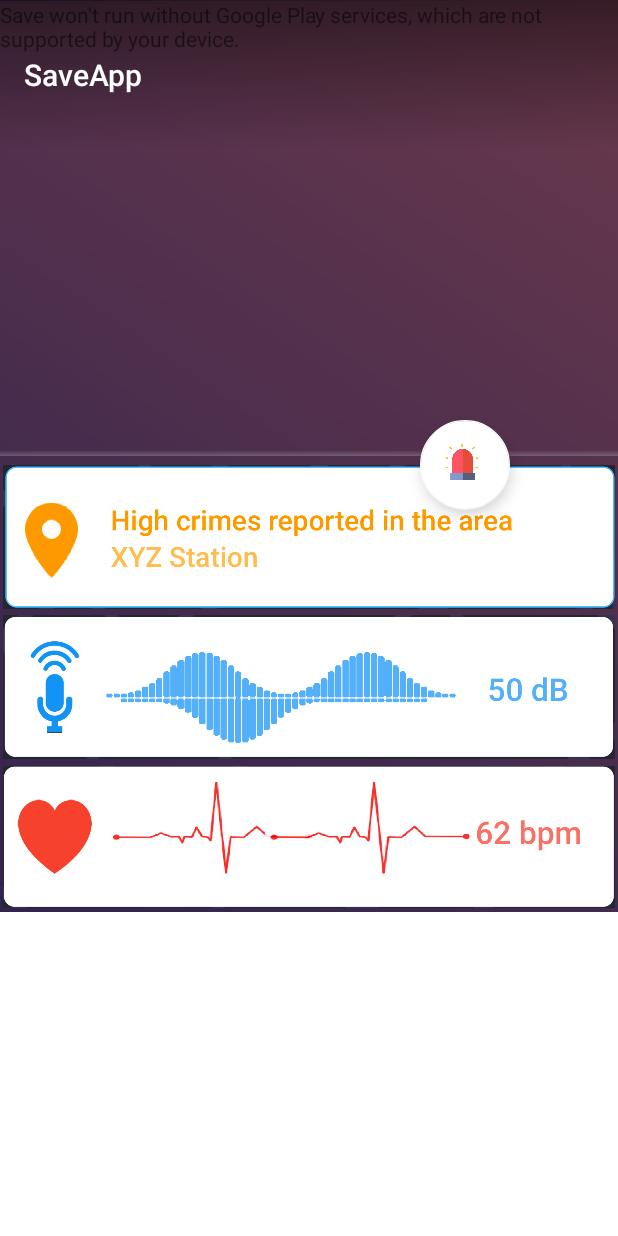
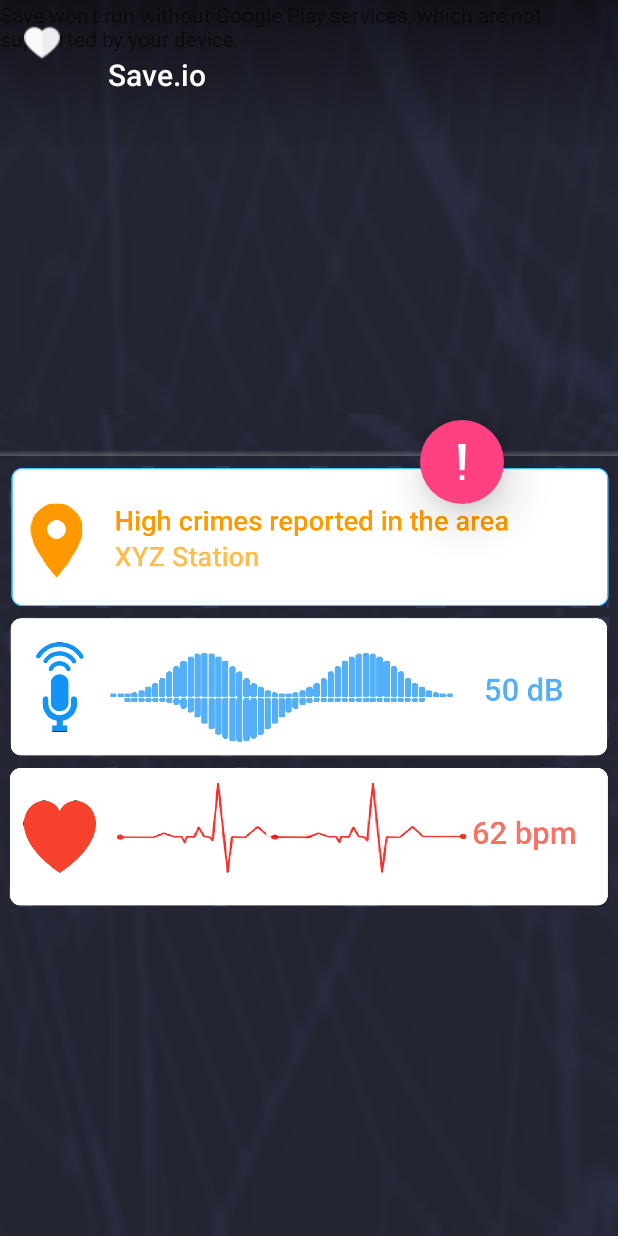
Before and after one commit to vansh1sh/SAVE, an Android app: the screen it shows after launch (MapsActivityCurrentPlace), on a phone screen of 412 x 824 dp. Run offline under Robolectric (Android 15) with nearby library versions, the phone set to English and light mode, and no system bars; 2 statements that could not run were skipped.

Commit message:
Major Changes

```diff
--- a/app/src/main/AndroidManifest.xml
+++ b/app/src/main/AndroidManifest.xml
@@ -34,7 +34,7 @@
 
         <activity
             android:name=".MapsActivityCurrentPlace"
-            android:label="SaveApp"
+            android:label="Save.io"
 
 
             android:theme="@style/AppTheme.Transparent">
--- a/app/src/main/java/com/vansh/save/MapsActivityCurrentPlace.java
+++ b/app/src/main/java/com/vansh/save/MapsActivityCurrentPlace.java
@@ -1,5 +1,6 @@
 package com.vansh.save;
 
+import android.app.Dialog;
 import android.app.ProgressDialog;
 import android.content.ActivityNotFoundException;
 import android.content.DialogInterface;
@@ -7,6 +8,7 @@ import android.content.Intent;
 import android.content.pm.PackageManager;
 import android.content.res.Resources;
 import android.graphics.Color;
+import android.graphics.drawable.Drawable;
 import android.location.Location;
 import android.media.MediaPlayer;
 import android.net.Uri;
@@ -27,6 +29,7 @@ import android.view.MenuItem;
 import android.view.View;
 import android.view.ViewGroup;
 import android.view.Window;
+import android.view.WindowManager;
 import android.widget.FrameLayout;
 import android.widget.ImageView;
 import android.widget.LinearLayout;
@@ -110,6 +113,9 @@ public class MapsActivityCurrentPlace extends AppCompatActivity
             mCameraPosition = savedInstanceState.getParcelable(KEY_CAMERA_POSITION);
         }
         //getSupportActionBar().hide();
+        getWindow().setFlags(WindowManager.LayoutParams.FLAG_FULLSCREEN,
+                WindowManager.LayoutParams.FLAG_FULLSCREEN);
+
         getWindow().getDecorView().setSystemUiVisibility(
                 View.SYSTEM_UI_FLAG_LAYOUT_STABLE
                         | View.SYSTEM_UI_FLAG_LAYOUT_FULLSCREEN);
@@ -119,10 +125,16 @@ public class MapsActivityCurrentPlace extends AppCompatActivity
         setContentView(R.layout.activity_maps);
         relativeLayout = (RelativeLayout) findViewById( R.id.LayoutBG);
         imageView = (ImageView) findViewById(R.id.bgcolor);
+        Toolbar tool = (Toolbar) findViewById(R.id.toolbar);
+        ImageView img = (ImageView) findViewById(R.id.img1);
         lll = (LinearLayout) findViewById(R.id.lll);
       //  txtSpeechInput = (TextView) findViewById(R.id.txtSpeechInput);
         textSpeach = (FloatingActionButton) findViewById(R.id.btnSpeak);
-        textSpeach.setImageDrawable(ContextCompat.getDrawable(this, R.drawable.siren));
+       // textSpeach.setImageDrawable(ContextCompat.getDrawable(this, R.drawable.siren));
+
+       Drawable drawable = ContextCompat.getDrawable(this, R.drawable.h24);
+        tool.setNavigationIcon(drawable);
+        setSupportActionBar(tool);
 
         mSensor = new SoundMeter();
 
@@ -141,6 +153,26 @@ public class MapsActivityCurrentPlace extends AppCompatActivity
             }
         });
 */
+
+        img.setOnClickListener(new View.OnClickListener() {
+
+            @Override
+            public void onClick(View v) {
+
+
+                final Dialog dialog = new Dialog(MapsActivityCurrentPlace.this);
+                dialog.setCanceledOnTouchOutside(true);
+                dialog.setContentView(R.layout.dialog_filter);
+                dialog.show();
+                /*Intent i = new Intent(MapsActivityCurrentPlace.this, ParallaxActivity.class);
+                startActivity(i);*/
+
+
+
+            }
+        });
+
+
 
         textSpeach.setOnClickListener(new View.OnClickListener() {
 
@@ -247,8 +279,7 @@ public class MapsActivityCurrentPlace extends AppCompatActivity
     @Override
     public void onMapReady(GoogleMap map) {
         mMap = map;
-        mMap.getUiSettings().setMapToolbarEnabled(false);
-        mMap.getUiSettings().setMyLocationButtonEnabled(false);
+
 
         try {
             // Customise the styling of the base map using a JSON object defined
@@ -329,10 +360,14 @@ public class MapsActivityCurrentPlace extends AppCompatActivity
         // Set the map's camera position to the current location of the device.
         if (mCameraPosition != null) {
             mMap.moveCamera(CameraUpdateFactory.newCameraPosition(mCameraPosition));
+            mMap.getUiSettings().setMyLocationButtonEnabled(false);
+
         } else if (mLastKnownLocation != null) {
             mMap.moveCamera(CameraUpdateFactory.newLatLngZoom(
                     new LatLng(mLastKnownLocation.getLatitude(),
                             mLastKnownLocation.getLongitude()), DEFAULT_ZOOM));
+            mMap.getUiSettings().setMyLocationButtonEnabled(false);
+
         } else {
             Log.d(TAG, "Current location is null. Using defaults.");
             mMap.moveCamera(CameraUpdateFactory.newLatLngZoom(mDefaultLocation, DEFAULT_ZOOM));
@@ -469,7 +504,8 @@ public class MapsActivityCurrentPlace extends AppCompatActivity
 
                 // Position the map's camera at the location of the marker.
 
-
+                mMap.getUiSettings().setMapToolbarEnabled(false);
+                mMap.getUiSettings().setMyLocationButtonEnabled(false);
                 mMap.addMarker(new MarkerOptions()
                         .position(new LatLng(12.969264,79.155938))
                         .title("Unsafe Place").icon(BitmapDescriptorFactory.defaultMarker(BitmapDescriptorFactory.HUE_RED)));
@@ -570,7 +606,7 @@ public class MapsActivityCurrentPlace extends AppCompatActivity
         try {
             Snackbar snackbar = Snackbar
                     .make(lll, "Checking For Any Unusual Sound...", Snackbar.LENGTH_LONG)
-                    .setAction("RETRY", new View.OnClickListener() {
+                    .setAction("Okay", new View.OnClickListener() {
                         @Override
                         public void onClick(View view) {
                         }
--- a/app/src/main/res/layout/activity_maps.xml
+++ b/app/src/main/res/layout/activity_maps.xml
@@ -1,15 +1,16 @@
 <?xml version="1.0" encoding="utf-8"?>
-<ScrollView xmlns:android="http://schemas.android.com/apk/res/android"
+<LinearLayout xmlns:android="http://schemas.android.com/apk/res/android"
     xmlns:app="http://schemas.android.com/apk/res-auto"
     android:id="@+id/ScrollView01"
-    android:background="#FFFFFF"
+    android:orientation="vertical"
+    android:background="@drawable/back"
     android:layout_width="fill_parent"
     android:layout_height="fill_parent">
 
 
 
 <LinearLayout
-    android:background="@drawable/bg_gradient"
+    android:background="@drawable/back"
     android:layout_width="match_parent"
     android:layout_height="match_parent"
     android:id="@+id/lll"
@@ -27,7 +28,7 @@
     <ImageView
         android:layout_width="match_parent"
         android:layout_height="match_parent"
-        android:src="@drawable/bg_gradient"
+        android:src="@drawable/back"
         android:id="@+id/bgcolor"/>
 
 
@@ -46,6 +47,8 @@
         android:titleTextColor="#fff"
         app:titleTextColor="#fff"
         android:background="@drawable/background_toolbar_translucent"
+
+
     />
 
 
@@ -73,11 +76,12 @@
             android:layout_width="match_parent"
             android:layout_height="wrap_content"
             android:orientation="vertical"
-            android:layout_marginLeft="2dp"
+            android:layout_marginLeft="6dp"
             android:layout_marginTop="4dp"
-            android:layout_marginRight="2dp"
+            android:layout_marginRight="6dp"
             android:weightSum="1">
             <ImageView
+                android:id="@+id/img1"
                 android:layout_width="match_parent"
                 android:layout_height="100dp"
                 android:src="@drawable/card1"/>
@@ -89,6 +93,7 @@
                 android:id="@+id/imageView3" />
 
             <ImageView
+                android:id="@+id/img3"
                 android:layout_width="match_parent"
                 android:layout_height="100dp"
                 android:src="@drawable/card3"/>
@@ -400,10 +405,11 @@
         android:id="@+id/btnSpeak"
         android:layout_marginTop="280dp"
         android:layout_marginLeft="280dp"
-        app:backgroundTint="@color/white"
+        app:backgroundTint="@color/colorAccent"
+        app:elevation="18dp"
+        app:borderWidth="0dp"
         android:layout_width="60dp"
         android:layout_height="60dp"
-        android:elevation="5dp"
         android:src="@drawable/mark" />
     </RelativeLayout>
 
@@ -441,4 +447,4 @@
 
 </LinearLayout>
 
-</ScrollView>
+</LinearLayout>
```
Also changed, not shown: app/src/main/res/layout/dialog_filter.xml (added, +43 -0 lines), app/src/main/ic_launcher-web.png (added), app/src/main/res/drawable-hdpi/ic_action_name.png (added), app/src/main/res/drawable-mdpi/ic_action_name.png (added), app/src/main/res/drawable-xhdpi/ic_action_name.png (added), app/src/main/res/drawable-xxhdpi/ic_action_name.png (added), app/src/main/res/drawable/back.jpg (added), app/src/main/res/drawable/h24.png (added), app/src/main/res/drawable/heart.png (added), app/src/main/res/drawable/heart1.png (added), app/src/main/res/mipmap-hdpi/ic_launcher.png, app/src/main/res/mipmap-mdpi/ic_launcher.png, app/src/main/res/mipmap-xhdpi/ic_launcher.png, app/src/main/res/mipmap-xxhdpi/ic_launcher.png, 1 more files.
